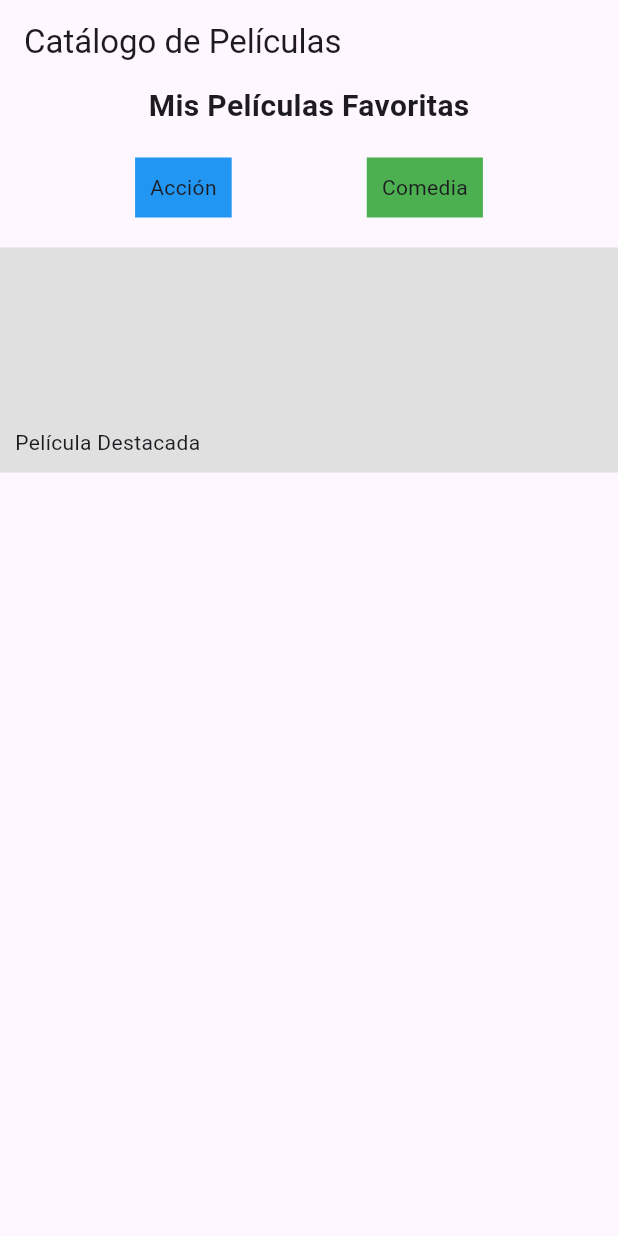
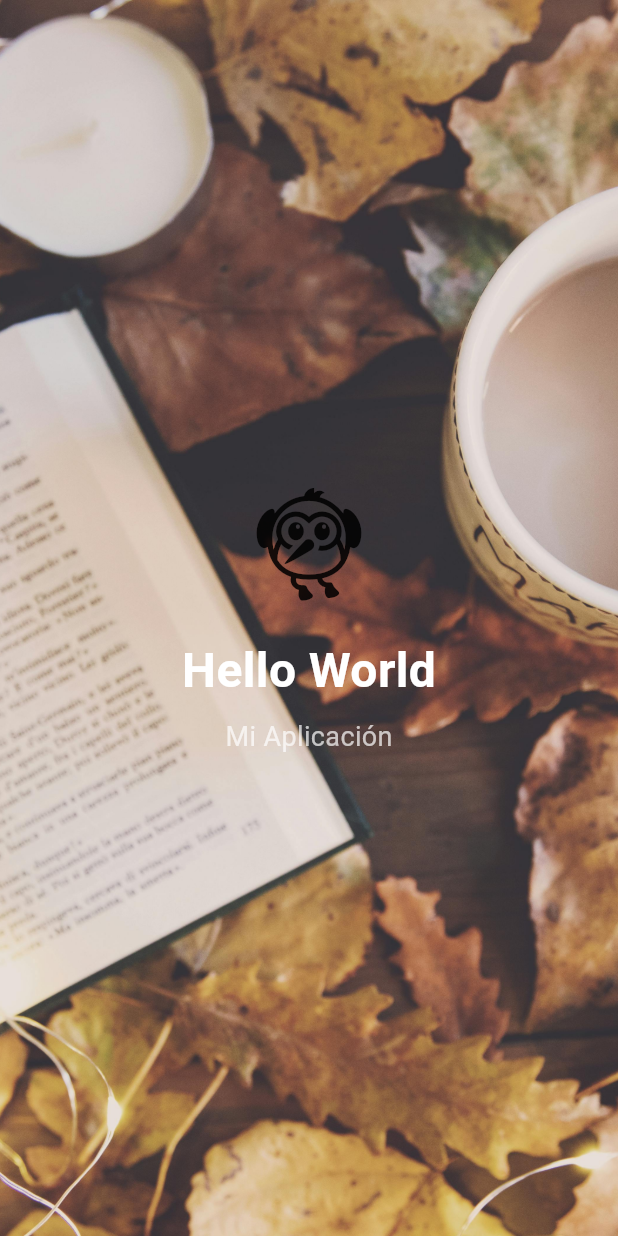
Before and after one commit to dianarojo/LDSW3.4.utilizaci-n-de-widgets, a Flutter app: the screen it shows after launch, on a phone screen of 412 x 824 dp. Run offline on Flutter 3.47's test engine with Material 3 defaults, Android fonts, the phone set to English and light mode, and no system bars.

Commit message:
3.5. Home screen Tarea Diana Rojo Imagen de fondo, botón de icono

```diff
--- /dev/null
+++ b/devtools_options.yaml
@@ -0,0 +1,3 @@
+description: This file stores settings for Dart & Flutter DevTools.
+documentation: https://docs.flutter.dev/tools/devtools/extensions#configure-extension-enablement-states
+extensions:
--- a/lib/main.dart
+++ b/lib/main.dart
@@ -5,63 +5,66 @@ void main() {
 }
 
 class MyApp extends StatelessWidget {
-  const MyApp({super.key});
+  const MyApp({Key? key}) : super(key: key);
 
   @override
   Widget build(BuildContext context) {
     return MaterialApp(
-      home: Scaffold(
-        appBar: AppBar(
-          title: const Text('Catálogo de Películas'),
-        ),
-        body: const MovieList(),
+      title: 'MiApp',
+      theme: ThemeData(
+        primarySwatch: Colors.blue,
+      ),
+      home: const HomeScreen(),
+      debugShowCheckedModeBanner: false,
+    );
+  }
+}
+
+class HomeScreen extends StatelessWidget {
+  const HomeScreen({Key? key}) : super(key: key);
+
+  @override
+  Widget build(BuildContext context) {
+    return Scaffold(
+      body: Stack(
+        children: [
+          Positioned.fill(
+            child: Image.asset(
+              'assets/images/background.jpg', // <- coloca aquí tu imagen
+              fit: BoxFit.cover,
+            ),
+          ),
+          Center(
+            child: Column(
+              mainAxisSize: MainAxisSize.min,
+              children: const [
+                Icon(
+                  Icons.flutter_dash,
+                  size: 84,
+                  semanticLabel: 'Icono de la app',
+                ),
+                SizedBox(height: 20),
+                Text(
+                  'Hello World',
+                  style: TextStyle(
+                    fontSize: 32,
+                    fontWeight: FontWeight.bold,
+                    color: Colors.white,
+                  ),
+                ),
+                SizedBox(height: 8),
+                Text(
+                  'Mi Aplicación',
+                  style: TextStyle(
+                    fontSize: 18,
+                    color: Colors.white70,
+                  ),
+                ),
+              ],
+            ),
+          ),
+        ],
       ),
     );
   }
 }
-
-class MovieList extends StatelessWidget {
-  const MovieList({super.key});
-
-  @override
-  Widget build(BuildContext context) {
-    return Column(
-      children: [
-        const Text(
-          'Mis Películas Favoritas',
-          style: TextStyle(fontSize: 20, fontWeight: FontWeight.bold),
-        ),
-        const SizedBox(height: 20),
-        Row(
-          mainAxisAlignment: MainAxisAlignment.spaceEvenly,
-          children: [
-            Container(
-              color: Colors.blue,
-              padding: const EdgeInsets.all(10),
-              child: const Text('Acción'),
-            ),
-            Container(
-              color: Colors.green,
-              padding: const EdgeInsets.all(10),
-              child: const Text('Comedia'),
-            ),
-          ],
-        ),
-        const SizedBox(height: 20),
-        Stack(
-          children: [
-            Container(
-              height: 150,
-              color: Colors.grey[300],
-            ),
-            const Positioned(
-              bottom: 10,
-              left: 10,
-              child: Text('Película Destacada'),
-            ),
-          ],
-        ),
-      ],
-    );
-  }
-}
--- a/pubspec.yaml
+++ b/pubspec.yaml
@@ -22,4 +22,5 @@ dev_dependencies:
   flutter_lints: ^2.0.0
 
 flutter:
-  uses-material-design: true
+  assets:
+    - assets/images/background.jpg
```
Also changed, not shown: assets/images/background.jpg (added).
